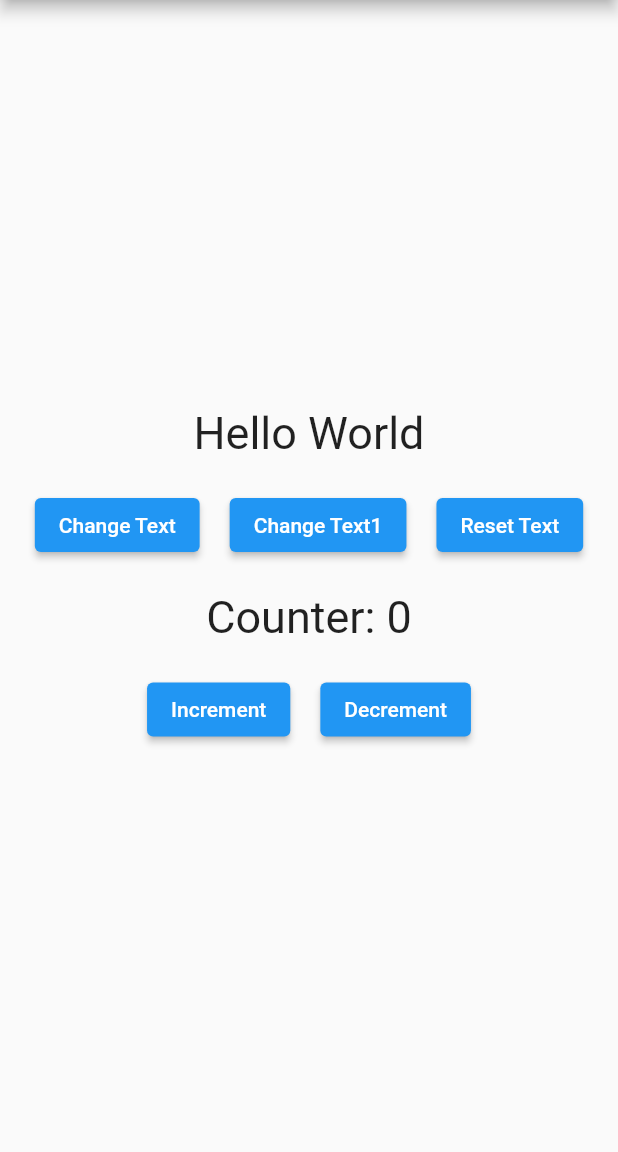
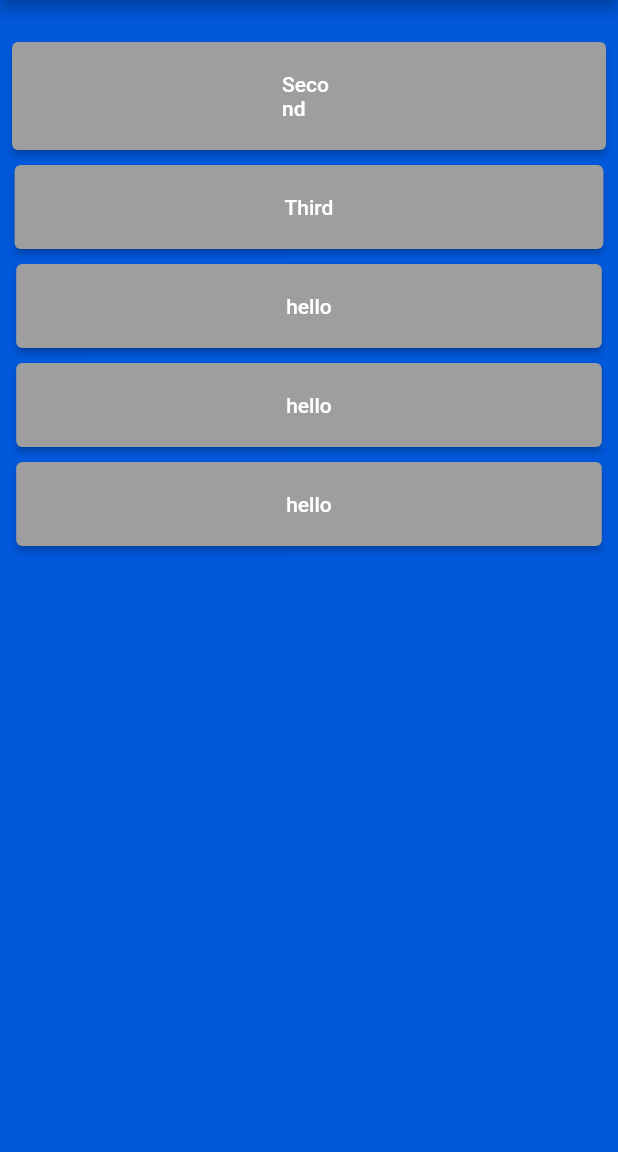
Before and after one commit to Ayushpanditmoto/flutter_multiprovider, a Flutter app: the screen it shows after launch, on a phone screen of 412 x 824 dp, the part 84-1236 px from its top. Run offline on Flutter 3.47's test engine with Material 2 defaults, Android fonts, the phone set to English and light mode, and no system bars; our stand-ins replace dio.

Commit message:
added routing

```diff
--- a/analysis_options.yaml
+++ b/analysis_options.yaml
@@ -24,6 +24,5 @@ linter:
   rules:
     # avoid_print: false  # Uncomment to disable the `avoid_print` rule
     # prefer_single_quotes: true  # Uncomment to enable the `prefer_single_quotes` rule
-
 # Additional information about this file can be found at
 # https://dart.dev/guides/language/analysis-options
--- /dev/null
+++ b/lib/Home.dart
@@ -0,0 +1,67 @@
+// ignore_for_file: file_names, non_constant_identifier_names
+
+import 'package:flutter/material.dart';
+import 'package:provide/constants.dart';
+
+class Home extends StatelessWidget {
+  const Home({Key? key}) : super(key: key);
+
+  @override
+  Widget build(BuildContext context) {
+    return Scaffold(
+      backgroundColor: const Color.fromARGB(255, 0, 88, 219),
+      appBar: AppBar(
+        title: const Text('Provider'),
+        centerTitle: true,
+      ),
+      body: SafeArea(
+        child: SingleChildScrollView(
+          child: Padding(
+            padding: const EdgeInsets.all(8.0),
+            child: Center(
+              child: Column(
+                mainAxisAlignment: MainAxisAlignment.start,
+                children: [
+                  const SizedBox(
+                    height: 20,
+                  ),
+                  HomeButton("Second", () {
+                    Navigator.pushNamed(context, secondRoute,
+                        arguments: "Hello");
+                  }),
+                  HomeButton("Third", () {
+                    Navigator.pushNamed(context, thirdRoute);
+                  }),
+                  HomeButton("hello", () {
+                    debugPrint("hello");
+                  }),
+                  HomeButton("hello", () {
+                    debugPrint("hello");
+                  }),
+                  HomeButton("hello", () {
+                    debugPrint("hello");
+                  }),
+                ],
+              ),
+            ),
+          ),
+        ),
+      ),
+    );
+  }
+
+  HomeButton(String t, fun) => Padding(
+        padding: const EdgeInsets.only(bottom: 10),
+        child: ElevatedButton(
+          onPressed: fun,
+          style: ButtonStyle(
+            padding: MaterialStateProperty.all(
+              const EdgeInsets.symmetric(vertical: 20, horizontal: 180),
+            ),
+            backgroundColor: MaterialStateProperty.all(Colors.grey),
+          ),
+          child: Text(
+              t), // We wrap each button in a function to easily change its style later
+        ),
+      );
+}
--- /dev/null
+++ b/lib/Provider/restApiModel.dart
@@ -0,0 +1 @@
+// ignore_for_file: file_names
--- /dev/null
+++ b/lib/Screens/Second.dart
@@ -0,0 +1,21 @@
+// ignore_for_file: file_names
+
+import 'package:flutter/material.dart';
+
+class Second extends StatelessWidget {
+  final String data;
+  const Second(this.data, {Key? key}) : super(key: key);
+
+  @override
+  Widget build(BuildContext context) {
+    return Scaffold(
+      appBar: AppBar(
+        title: const Text('2nd'),
+        centerTitle: true,
+      ),
+      body: Center(
+        child: Text('Second page $data'),
+      ),
+    );
+  }
+}
--- /dev/null
+++ b/lib/Screens/Third.dart
@@ -0,0 +1,20 @@
+// ignore_for_file: file_names
+
+import 'package:flutter/material.dart';
+
+class Third extends StatelessWidget {
+  const Third({Key? key}) : super(key: key);
+
+  @override
+  Widget build(BuildContext context) {
+    return Scaffold(
+      appBar: AppBar(
+        title: const Text('2nd'),
+        centerTitle: true,
+      ),
+      body: const Center(
+        child: Text("Third Screen"),
+      ),
+    );
+  }
+}
--- /dev/null
+++ b/lib/constants.dart
@@ -0,0 +1,3 @@
+const String homePageRoute = "/";
+const String secondRoute = "/second";
+const String thirdRoute = "/third";
--- a/lib/main.dart
+++ b/lib/main.dart
@@ -1,7 +1,8 @@
 import 'package:flutter/material.dart';
-import 'package:provide/app.dart';
-import 'package:provide/appModel.dart';
-import 'package:provide/textModel.dart';
+import 'package:provide/Provider/appModel.dart';
+import 'package:provide/Provider/textModel.dart';
+import 'package:provide/constants.dart';
+import 'package:provide/routes.dart';
 import 'package:provider/provider.dart';
 
 void main() {
@@ -22,16 +23,11 @@ class MyApp extends StatelessWidget {
   Widget build(BuildContext context) {
     return MaterialApp(
       title: 'Provider',
+      onGenerateRoute: MyRoutes.genrateRoute,
       theme: ThemeData(
         primarySwatch: Colors.blue,
       ),
-      home: Scaffold(
-        appBar: AppBar(
-          centerTitle: true,
-          title: const Text('Provider'),
-        ),
-        body: const App(),
-      ),
+      initialRoute: homePageRoute,
     );
   }
 }
--- /dev/null
+++ b/lib/routes.dart
@@ -0,0 +1,30 @@
+import 'package:flutter/material.dart';
+import 'package:provide/Home.dart';
+import 'package:provide/Screens/Second.dart';
+import 'package:provide/Screens/Third.dart';
+import 'constants.dart';
+
+class MyRoutes {
+  static Route<dynamic> genrateRoute(RouteSettings setting) {
+    switch (setting.name) {
+      case homePageRoute:
+        return MaterialPageRoute<void>(builder: (_) => const Home());
+      case secondRoute:
+        var args = setting.arguments as String;
+        return MaterialPageRoute<void>(builder: (_) => Second(args));
+      case thirdRoute:
+        return MaterialPageRoute<void>(builder: (_) => const Third());
+      default:
+    }
+    return MaterialPageRoute(
+      builder: (_) => Scaffold(
+        appBar: AppBar(
+            // title: Text(setting.name),
+            ),
+        body: Center(
+          child: Text("No route defined for ${setting.name}"),
+        ),
+      ),
+    );
+  }
+}
```
Also changed, not shown: lib/Provider/restApi.dart (added, +36 -0 lines), lib/app.dart (+16 -3 lines), lib/Provider/appModel.dart (renamed from lib/appModel.dart), lib/Provider/textModel.dart (renamed from lib/textModel.dart).
